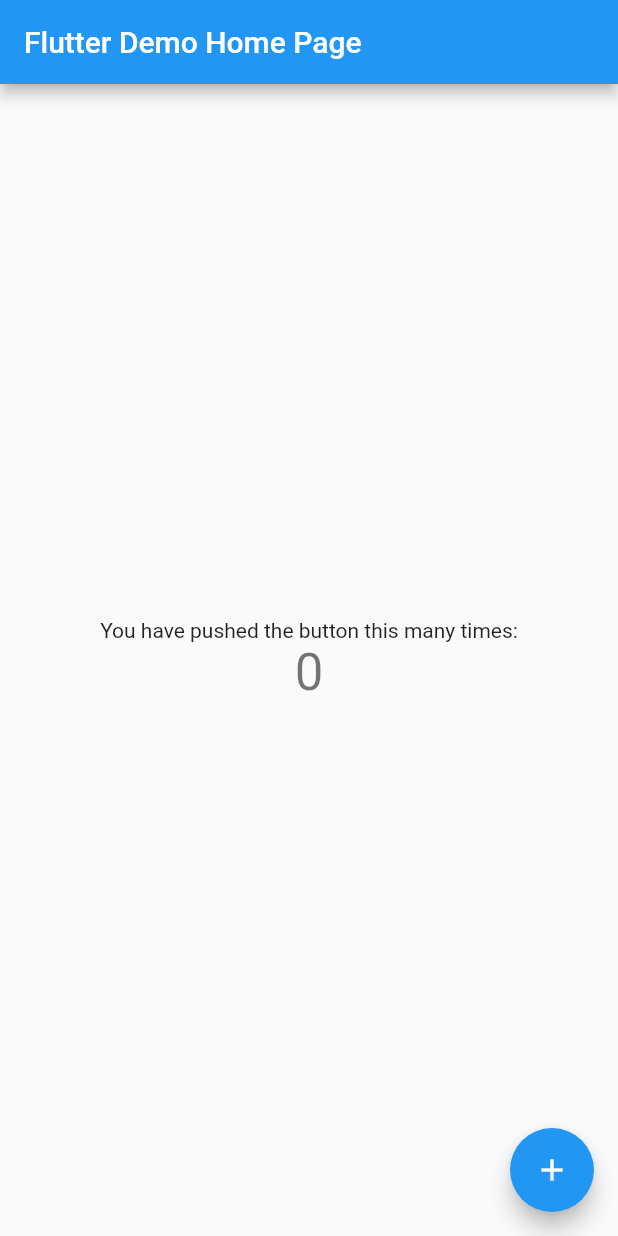
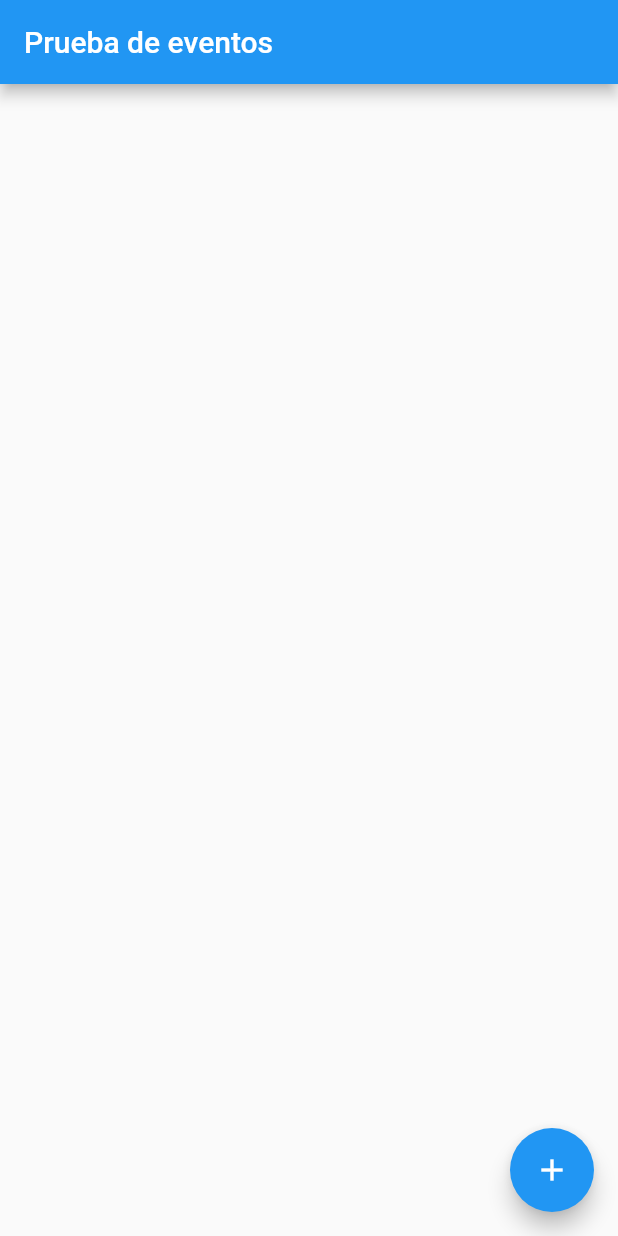
Before and after one commit to SimonRamos88/MyUnify-App-3.0, a Flutter app: the screen it shows after launch, on a phone screen of 412 x 824 dp. Run offline on Flutter 3.47's test engine with Material 2 defaults, Android fonts, the phone set to English and light mode, and no system bars; our stand-ins replace cloud_firestore, equatable, firebase_core; accounts and stored records are empty.

Commit message:
pruebas con eventos, falta mejorar diseño

```diff
--- a/lib/main.dart
+++ b/lib/main.dart
@@ -1,7 +1,15 @@
 import 'package:firebase_core/firebase_core.dart';
 import 'package:flutter/material.dart';
+import 'package:cloud_firestore/cloud_firestore.dart';
 
-void main() {
+import 'firebase_options.dart';
+
+void main() async {
+  WidgetsFlutterBinding.ensureInitialized();
+  await Firebase.initializeApp(
+    options: DefaultFirebaseOptions.currentPlatform,
+  );
+
   runApp(const MyApp());
 }
 
@@ -25,7 +33,7 @@ class MyApp extends StatelessWidget {
         // is not restarted.
         primarySwatch: Colors.blue,
       ),
-      home: const MyHomePage(title: 'Flutter Demo Home Page'),
+      home: const MyHomePage(title: 'Prueba de eventos'),
     );
   }
 }
@@ -62,6 +70,34 @@ class _MyHomePageState extends State<MyHomePage> {
     });
   }
 
+  Widget _buildListItems(BuildContext context, DocumentSnapshot document) {
+    return ListTile(
+      title: Container(
+          margin: const EdgeInsets.only(top: 5),
+          //margin: EdgeInsets.only(top: 20, bottom: 20),
+          decoration: BoxDecoration(border: Border.all()),
+          child: Text(
+            document['titulo'].replaceAll(' ', '-'),
+            style: const TextStyle(fontSize: 15),
+          )),
+      subtitle: Container(
+        //margin: EdgeInsets.only(top: 20, bottom: 20),
+        decoration: const BoxDecoration(
+          color: Color(0xffddddff),
+        ),
+        padding: const EdgeInsets.all(1.0),
+        margin: const EdgeInsets.only(bottom: 20),
+        child: Text(document['lugar'].replaceAll(' ', ''),
+            style: const TextStyle(fontSize: 10)),
+      ),
+      dense: true,
+      visualDensity: const VisualDensity(vertical: 3.6),
+      onTap: () {
+        print('Hola jiji tocaste al creador');
+      },
+    );
+  }
+
   @override
   Widget build(BuildContext context) {
     // This method is rerun every time setState is called, for instance as done
@@ -76,35 +112,26 @@ class _MyHomePageState extends State<MyHomePage> {
         // the App.build method, and use it to set our appbar title.
         title: Text(widget.title),
       ),
-      body: Center(
-        // Center is a layout widget. It takes a single child and positions it
-        // in the middle of the parent.
-        child: Column(
-          // Column is also a layout widget. It takes a list of children and
-          // arranges them vertically. By default, it sizes itself to fit its
-          // children horizontally, and tries to be as tall as its parent.
-          //
-          // Invoke "debug painting" (press "p" in the console, choose the
-          // "Toggle Debug Paint" action from the Flutter Inspector in Android
-          // Studio, or the "Toggle Debug Paint" command in Visual Studio Code)
-          // to see the wireframe for each widget.
-          //
-          // Column has various properties to control how it sizes itself and
-          // how it positions its children. Here we use mainAxisAlignment to
-          // center the children vertically; the main axis here is the vertical
-          // axis because Columns are vertical (the cross axis would be
-          // horizontal).
-          mainAxisAlignment: MainAxisAlignment.center,
-          children: <Widget>[
-            const Text(
-              'You have pushed the button this many times:',
-            ),
-            Text(
-              '$_counter',
-              style: Theme.of(context).textTheme.headline4,
-            ),
-          ],
-        ),
+      body: StreamBuilder(
+        stream: FirebaseFirestore.instance.collection('Evento').snapshots(),
+        builder: (context, AsyncSnapshot snapshot) {
+          if (!snapshot.hasData) {
+            return const Text(
+              'Cargando...',
+              style: TextStyle(fontSize: 15),
+            );
+          }
+          return ListView.builder(
+              itemExtent: 100.0,
+              itemCount: snapshot.data?.docs.length,
+              itemBuilder: (context, index) =>
+                  _buildListItems(context, snapshot.data!.docs[index]));
+        },
+        /*ListView.builder(
+              itemExtent: 80.0,
+              itemCount: _bandList.length,
+              itemBuilder: (context, index) => _buildListItems(context,_bandList[index]),
+              */
       ),
       floatingActionButton: FloatingActionButton(
         onPressed: _incrementCounter,
```
Also changed, not shown: 2 other files.
